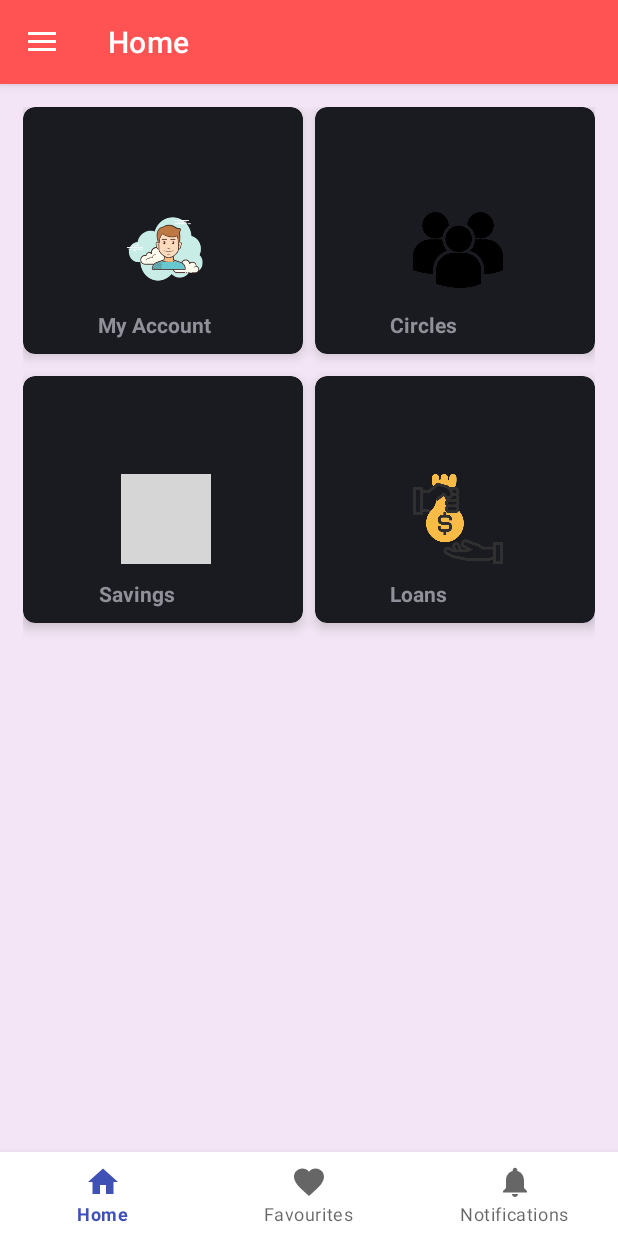
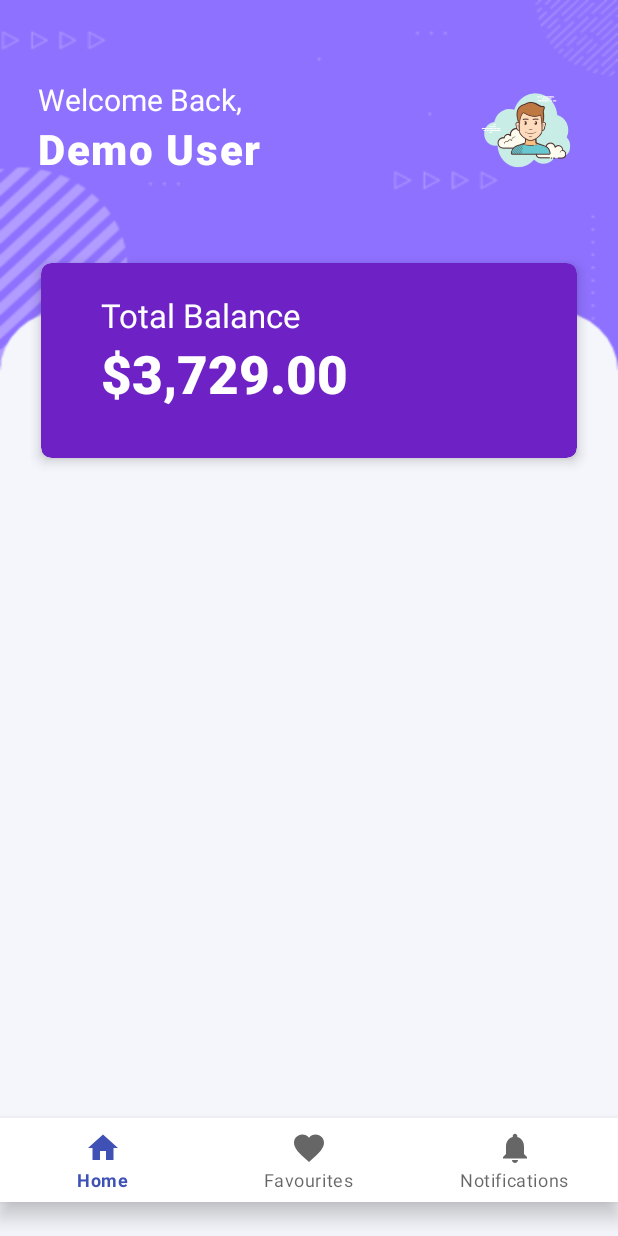
Before and after one commit to denismwangi/Sako, an Android app: the NavdrawerActivity screen opened directly, with no data from a screen before it, on a phone screen of 412 x 824 dp. Run offline under Robolectric (Android 15) with nearby library versions, the phone set to English and light mode, and no system bars; grey boxes are pictures that could not be loaded.

Commit message:
dashboard

```diff
--- a/app/src/main/java/com/example/sako/NavdrawerActivity.kt
+++ b/app/src/main/java/com/example/sako/NavdrawerActivity.kt
@@ -10,6 +10,7 @@ import android.view.View
 import android.widget.AdapterView
 import android.widget.GridView
 import androidx.appcompat.app.ActionBarDrawerToggle
+import androidx.constraintlayout.widget.ConstraintLayout
 import androidx.core.view.GravityCompat
 import com.example.grindview.adapters.DashboardAdapters
 import com.example.grindview.model.DashboardItem
@@ -30,20 +31,14 @@ class NavdrawerActivity : AppCompatActivity(), NavigationView.OnNavigationItemSe
         super.onCreate(savedInstanceState)
         setContentView(R.layout.activity_navdrawer)
 
-        val toolbar: Toolbar = findViewById(R.id.toolbar)
-        setSupportActionBar(toolbar)
-
-        gridView = this.findViewById(R.id.my_grind_list)
-        arrayList = ArrayList()
-        arrayList = setDataLIst()
-        dashboardAdapters = DashboardAdapters(applicationContext, arrayList!!)
-         gridView?.adapter = dashboardAdapters
-         gridView?.onItemClickListener = this
+//
+//        val toolbar: Toolbar = findViewById(R.id.toolbar)
+//        setSupportActionBar(toolbar)
 
 
-        setSupportActionBar(toolbar)
-        var actionBar = supportActionBar
-        actionBar?.title = "Home"
+//        setSupportActionBar(toolbar)
+//        var actionBar = supportActionBar
+//        actionBar?.title = "Home"
 
         /**
          * closing and open drawer
@@ -53,7 +48,7 @@ class NavdrawerActivity : AppCompatActivity(), NavigationView.OnNavigationItemSe
         var drawerToggle: ActionBarDrawerToggle = object : ActionBarDrawerToggle(
             this,
             drawer_layout,
-            toolbar,
+//           toolbar,
             (R.string.open),
             (R.string.close)
 
@@ -185,13 +180,13 @@ class NavdrawerActivity : AppCompatActivity(), NavigationView.OnNavigationItemSe
      * checking if user is logged in
      */
 
-    override fun onStart() {
-        super.onStart()
-        if(!SharedPrefManager.getInstance(this)!!.isLoggedIn){
-            val intent = Intent(applicationContext, LoginActivity::class.java)
-            intent.flags = Intent.FLAG_ACTIVITY_NEW_TASK or Intent.FLAG_ACTIVITY_CLEAR_TASK
-            startActivity(intent)
-        }
-    }
+//    override fun onStart() {
+//        super.onStart()
+//        if(!SharedPrefManager.getInstance(this)!!.isLoggedIn){
+//            val intent = Intent(applicationContext, LoginActivity::class.java)
+//            intent.flags = Intent.FLAG_ACTIVITY_NEW_TASK or Intent.FLAG_ACTIVITY_CLEAR_TASK
+//            startActivity(intent)
+//        }
+//    }
 
 }
--- a/app/src/main/java/com/example/sako/ViewpagerActivity.kt
+++ b/app/src/main/java/com/example/sako/ViewpagerActivity.kt
@@ -62,7 +62,7 @@ class ViewpagerActivity : AppCompatActivity() {
             if (introSliderViewPager.currentItem + 1 < introSliderAdapter.itemCount) {
                 introSliderViewPager.currentItem += 1
             } else {
-                Intent(applicationContext, LoginActivity::class.java).also {
+                Intent(applicationContext, NavdrawerActivity::class.java).also {
                     startActivity(it)
                     finish()
                 }
--- a/app/src/main/res/layout/activity_circles.xml
+++ b/app/src/main/res/layout/activity_circles.xml
@@ -6,7 +6,7 @@
     android:orientation="vertical"
     android:layout_width="match_parent"
     android:layout_height="match_parent"
-    android:background="#F3E5F5"
+    android:background="@drawable/dashboard_background"
     tools:context=".ui.CirclesActivity">
 
 
--- a/app/src/main/res/layout/activity_savings.xml
+++ b/app/src/main/res/layout/activity_savings.xml
@@ -24,4 +24,7 @@
 
 
 
-</LinearLayout>
+
+
+
+    </LinearLayout>
--- a/app/src/main/res/layout/app_bar_navdrawer.xml
+++ b/app/src/main/res/layout/app_bar_navdrawer.xml
@@ -6,19 +6,19 @@
     android:layout_height="match_parent"
     tools:context=".NavdrawerActivity">
 
-    <com.google.android.material.appbar.AppBarLayout
-        android:layout_width="match_parent"
-        android:layout_height="wrap_content"
-        android:theme="@style/AppTheme.AppBarOverlay">
+<!--    <com.google.android.material.appbar.AppBarLayout-->
+<!--        android:layout_width="match_parent"-->
+<!--        android:layout_height="wrap_content"-->
+<!--        android:theme="@style/AppTheme.AppBarOverlay">-->
 
-        <androidx.appcompat.widget.Toolbar
-            android:id="@+id/toolbar"
-            android:layout_width="match_parent"
-            android:layout_height="?attr/actionBarSize"
-            android:background="@color/colorAccent"
-            app:popupTheme="@style/AppTheme.PopupOverlay" />
+<!--        <androidx.appcompat.widget.Toolbar-->
+<!--            android:id="@+id/toolbar"-->
+<!--            android:layout_width="match_parent"-->
+<!--            android:layout_height="?attr/actionBarSize"-->
+<!--            android:background="#8f71ff"-->
+<!--            app:popupTheme="@style/AppTheme.PopupOverlay" />-->
 
-    </com.google.android.material.appbar.AppBarLayout>
+<!--    </com.google.android.material.appbar.AppBarLayout>-->
 
     <include layout="@layout/content_navdrawer" />
 
--- a/app/src/main/res/layout/content_navdrawer.xml
+++ b/app/src/main/res/layout/content_navdrawer.xml
@@ -2,37 +2,119 @@
 <androidx.constraintlayout.widget.ConstraintLayout xmlns:android="http://schemas.android.com/apk/res/android"
     xmlns:app="http://schemas.android.com/apk/res-auto"
     xmlns:tools="http://schemas.android.com/tools"
+    android:id="@+id/constl"
     android:layout_width="match_parent"
     android:layout_height="match_parent"
+    android:background="@drawable/bg"
     app:layout_behavior="@string/appbar_scrolling_view_behavior"
-    tools:showIn="@layout/app_bar_navdrawer"
-    android:background="#F3E5F5">
+    tools:showIn="@layout/app_bar_navdrawer">
 
 
-    <GridView
-        android:id="@+id/my_grind_list"
+    <RelativeLayout
+        android:id="@+id/relativeLayout"
         android:layout_width="match_parent"
-        android:layout_height="match_parent"
-        android:columnWidth="130dp"
-        android:horizontalSpacing="8dp"
-        android:layout_marginRight="15dp"
-        android:layout_marginTop="15dp"
-        android:layout_marginLeft="15dp"
-        android:numColumns="auto_fit"
-        android:verticalSpacing="15dp"
-        android:background="#F3E5F5"
-        />
+        android:layout_height="wrap_content"
+        android:paddingLeft="25dp"
+        android:paddingTop="30dp"
+        android:paddingRight="25dp"
+        app:layout_constraintBottom_toTopOf="@+id/linearLayout2"
+        app:layout_constraintEnd_toEndOf="parent"
+        app:layout_constraintHorizontal_bias="0.0"
+        app:layout_constraintStart_toStartOf="parent"
+        app:layout_constraintTop_toTopOf="parent"
+        app:layout_constraintVertical_bias="0.01">
+
+        <TextView
+            android:id="@+id/t1"
+            android:layout_width="wrap_content"
+            android:layout_height="wrap_content"
+            android:text="Welcome Back,"
+            android:textColor="#fff"
+            android:textSize="20dp" />
+
+        <TextView
+            android:id="@+id/t2"
+            android:layout_width="wrap_content"
+            android:layout_height="wrap_content"
+            android:layout_below="@id/t1"
+            android:fontFamily="sans-serif-black"
+            android:letterSpacing="0.04"
+            android:text="Demo User"
+            android:textColor="#fff"
+            android:textSize="28dp" />
+
+
+        <ImageView
+            android:layout_width="70dp"
+            android:layout_height="70dp"
+            android:layout_alignParentRight="true"
+            android:src="@drawable/accounticon" />
+
+    </RelativeLayout>
+
+    <LinearLayout
+        android:id="@+id/linearLayout2"
+        android:layout_width="match_parent"
+        android:layout_height="150dp"
+        android:layout_gravity="center"
+         android:layout_marginLeft="20dp"
+        android:layout_marginRight="20dp"
+        android:layout_marginTop="20dp"
+        android:orientation="vertical"
+        app:layout_constraintBottom_toTopOf="@+id/nav_view"
+        app:layout_constraintEnd_toEndOf="parent"
+        app:layout_constraintHorizontal_bias="0.0"
+        app:layout_constraintStart_toStartOf="parent"
+        app:layout_constraintTop_toBottomOf="@+id/relativeLayout"
+        app:layout_constraintVertical_bias="0.10">
+
+        <androidx.cardview.widget.CardView
+            android:layout_width="match_parent"
+            android:layout_height="150dp"
+            app:cardCornerRadius="7dp"
+            app:cardElevation="5dp"
+            app:cardPreventCornerOverlap="true"
+            app:cardUseCompatPadding="true"
+            app:cardBackgroundColor="#6E22C6"
+            >
+
+        <TextView
+            android:layout_width="wrap_content"
+            android:layout_height="wrap_content"
+            android:paddingLeft="40dp"
+            android:paddingTop="20dp"
+            android:text="Total Balance"
+            android:textColor="#fff"
+            android:textSize="22dp" />
+
+        <TextView
+            android:layout_width="wrap_content"
+            android:layout_height="wrap_content"
+            android:fontFamily="sans-serif-black"
+            android:paddingLeft="40dp"
+            android:layout_marginTop="40dp"
+            android:paddingTop="10dp"
+            android:text="$3,729.00"
+            android:textColor="#fff"
+            android:textSize="35dp"
+            android:textStyle="bold" />
+        </androidx.cardview.widget.CardView>
+
+    </LinearLayout>
 
     <com.google.android.material.bottomnavigation.BottomNavigationView
         android:id="@+id/nav_view"
         android:layout_width="0dp"
         android:layout_height="wrap_content"
-        android:layout_marginStart="0dp"
-        android:layout_marginEnd="0dp"
+        android:layout_marginTop="408dp"
         android:background="?android:attr/windowBackground"
-        app:layout_constraintBottom_toBottomOf="parent"
+        app:layout_constraintEnd_toEndOf="parent"
+        app:layout_constraintHorizontal_bias="1.0"
         app:layout_constraintLeft_toLeftOf="parent"
         app:layout_constraintRight_toRightOf="parent"
+        app:layout_constraintStart_toStartOf="parent"
+        app:layout_constraintTop_toBottomOf="@+id/linearLayout2"
+        app:layout_constraintBottom_toBottomOf="parent"
         app:menu="@menu/bottom_nav_menu" />
 
 </androidx.constraintlayout.widget.ConstraintLayout>
```
Also changed, not shown: app/src/main/java/com/example/sako/LoginActivity.kt (+9 -9 lines), app/src/main/java/com/example/sako/RegisterActivity.kt (+58 -58 lines), app/src/main/java/com/example/sako/api/RegistrationApi.kt (+19 -19 lines), app/src/main/java/com/example/sako/api/RetrofitRegistration.kt (+33 -33 lines), app/src/main/java/com/example/sako/storage/SharedPrefManager.kt (+59 -59 lines), app/src/main/res/drawable/dashboard_background.xml (added, +12 -0 lines), app/src/main/res/drawable/view_bg.xml (added, +10 -0 lines), app/src/main/res/layout/activity_loans.xml (+12 -7 lines), app/src/main/res/drawable/bg.png (added).
